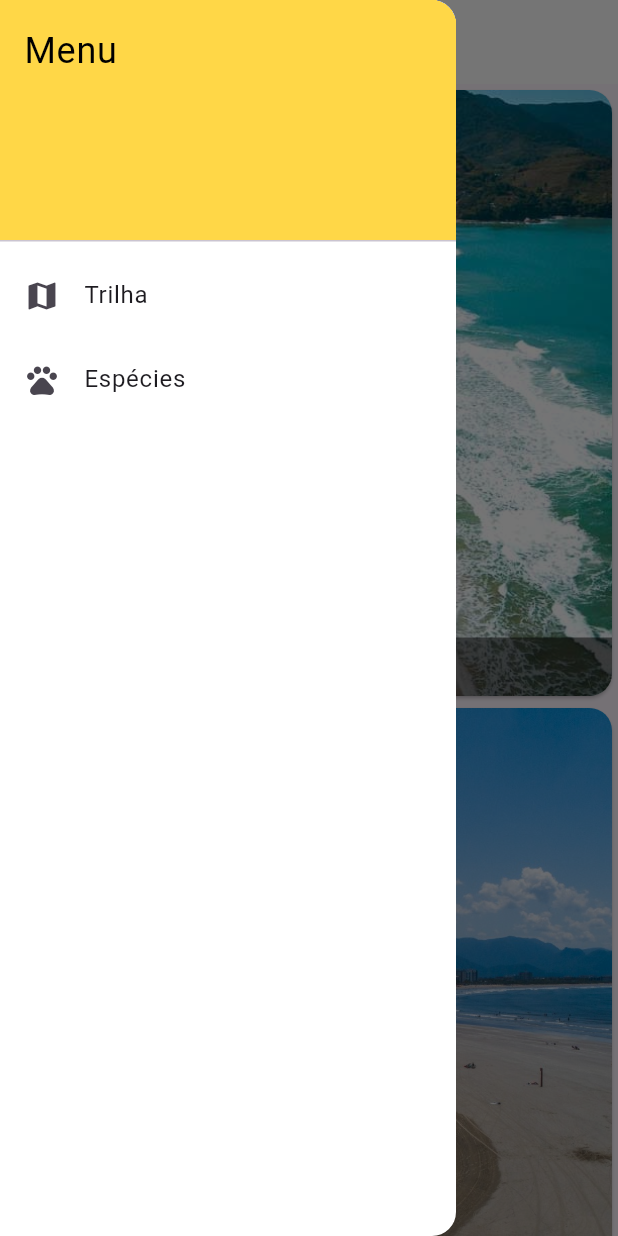
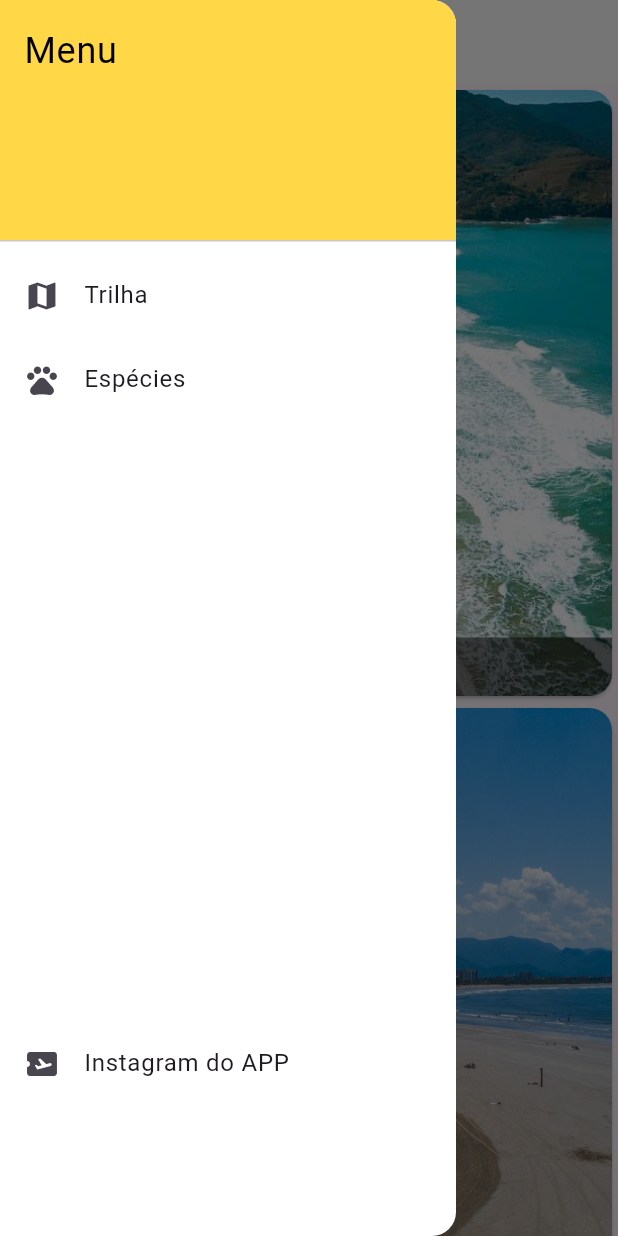
Before and after one commit to SamuelVasconcelos-Br/Sand-lias, a Flutter app: the PraiasPag screen opened directly, with the side drawer open, on a phone screen of 412 x 824 dp. Run offline on Flutter 3.47's test engine with Material 3 defaults, Android fonts, the phone set to English and light mode, and no system bars; our stand-ins replace gap.

Commit message:
Update praias.dart

```diff
--- a/appsandalias/lib/praias.dart
+++ b/appsandalias/lib/praias.dart
@@ -5,6 +5,8 @@
 import 'package:appsandalias/trilhas.dart';
 import 'package:flutter/material.dart';
 import 'package:gap/gap.dart';
+
+import 'package:url_launcher/url_launcher.dart';
 
 class MyApp extends StatelessWidget {
   const MyApp({super.key});
@@ -50,6 +52,15 @@
         context,
         MaterialPageRoute(builder: (context) => const EnseadaPage()),
       );
+    }
+  }
+
+  void abrirUrl() async {
+    const url = 'https://www.instagram.com/projetosandalias.2ds/';
+    if (await canLaunchUrl(Uri.parse(url))) {
+      await launchUrl(Uri.parse(url));
+    } else {
+      throw 'Could not launch $url';
     }
   }
 
@@ -103,6 +114,14 @@
                  Navigator.push(context, MaterialPageRoute(builder: (context) => const MyHomePage()), );
               },
             ),
+
+            const Gap (400),
+
+            ListTile(
+              leading: const Icon(Icons.airplane_ticket),
+              title: const Text('Instagram do APP'),
+              onTap: () {abrirUrl();}
+            )
           ],
         ),
       ),
```
